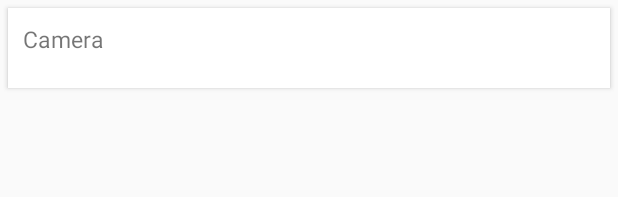
After one commit to mustafaozhan/SimplePhotoGallery, an Android app: the layout items.xml on its own in the app's theme, with its tools: preview values and no code run, on a phone screen of 412 x 824 dp. The commit adds this screen. Shown: the top 197 px of the screen. Run offline under Robolectric (Android 15) with nearby library versions, the phone set to English and light mode, and no system bars.

Commit message:
menu icon added and actionbar text fixed

```diff
--- a/app/build.gradle
+++ b/app/build.gradle
@@ -32,4 +32,5 @@ dependencies {
     androidTestImplementation 'com.android.support.test.espresso:espresso-core:3.0.1'
     implementation 'com.android.support:recyclerview-v7:26.1.0'
     implementation 'com.android.support:design:26.1.0'
+    implementation 'com.android.support:cardview-v7:26.1.0'
 }
--- a/app/src/main/java/mustafaozhan/github/com/simplephotogallery/ui/MainActivity.kt
+++ b/app/src/main/java/mustafaozhan/github/com/simplephotogallery/ui/MainActivity.kt
@@ -23,7 +23,7 @@ class MainActivity : AppCompatActivity() {
         setSupportActionBar(mToolbar)
 
         supportActionBar!!.setDisplayHomeAsUpEnabled(true)
-        supportActionBar!!.setHomeAsUpIndicator(resources.getDrawable(R.drawable.ic_launcher_foreground))
+        supportActionBar!!.setHomeAsUpIndicator(resources.getDrawable(R.drawable.menu))
 
 
         val extra = intent.extras
@@ -34,7 +34,7 @@ class MainActivity : AppCompatActivity() {
 
         setListeners()
 
-        supportActionBar!!.title = "Folders"
+
 
 
     }
@@ -58,11 +58,13 @@ class MainActivity : AppCompatActivity() {
             }
 
             override fun onDrawerClosed(drawerView: View?) {
-                supportActionBar!!.setHomeAsUpIndicator(resources.getDrawable(R.drawable.ic_launcher_foreground))
+                supportActionBar!!.setHomeAsUpIndicator(resources.getDrawable(R.drawable.menu))
+                supportActionBar!!.title = resources.getString(R.string.app_name)
             }
 
             override fun onDrawerOpened(drawerView: View?) {
                 supportActionBar!!.setHomeAsUpIndicator(resources.getDrawable(R.drawable.abc_ic_ab_back_material))
+                supportActionBar!!.title = "Folders"
             }
 
         })
--- /dev/null
+++ b/app/src/main/res/layout-v21/items.xml
@@ -0,0 +1,55 @@
+<LinearLayout xmlns:android="http://schemas.android.com/apk/res/android"
+    xmlns:card_view="http://schemas.android.com/apk/res-auto"
+    android:layout_width="match_parent"
+    android:layout_height="wrap_content">
+
+    <android.support.v7.widget.CardView
+        android:id="@+id/card_view"
+        android:layout_width="wrap_content"
+        android:layout_height="wrap_content"
+        android:layout_gravity="center"
+        android:layout_margin="5dp"
+        android:elevation="3dp"
+        card_view:cardCornerRadius="0dp">
+
+        <RelativeLayout
+            android:layout_width="wrap_content"
+            android:layout_height="match_parent"
+            android:background="?attr/selectableItemBackgroundBorderless">
+
+            <ImageView
+                android:id="@+id/thumbnail"
+                android:layout_width="match_parent"
+                android:scaleType="centerCrop"
+                android:layout_height="wrap_content" />
+
+            <TextView
+                android:id="@+id/title"
+                android:layout_width="wrap_content"
+                android:layout_height="wrap_content"
+                android:layout_below="@id/thumbnail"
+                android:paddingLeft="10dp"
+                android:paddingRight="10dp"
+                android:paddingTop="10dp"
+                android:text="Camera"
+                android:textSize="15sp" />
+
+            <RelativeLayout
+                android:layout_width="wrap_content"
+                android:layout_height="wrap_content"
+                android:layout_below="@id/title">
+
+                <TextView
+                    android:id="@+id/photoCount"
+                    android:layout_width="wrap_content"
+                    android:layout_height="wrap_content"
+                    android:paddingBottom="5dp"
+                    android:paddingLeft="10dp"
+                    android:paddingRight="6dp"
+                    android:textSize="12sp"
+                    android:paddingStart="10dp"
+                    android:paddingEnd="6dp" />
+            </RelativeLayout>
+        </RelativeLayout>
+    </android.support.v7.widget.CardView>
+</LinearLayout>
--- a/app/src/main/res/layout/activity_main.xml
+++ b/app/src/main/res/layout/activity_main.xml
@@ -9,6 +9,7 @@
 
     <android.support.v7.widget.Toolbar
         android:id="@+id/mToolbar"
+        app:titleTextColor="@color/white"
         android:layout_width="0dp"
         android:layout_height="wrap_content"
         android:background="?attr/colorPrimary"
--- /dev/null
+++ b/app/src/main/res/layout/items.xml
@@ -0,0 +1,54 @@
+<LinearLayout xmlns:android="http://schemas.android.com/apk/res/android"
+    xmlns:card_view="http://schemas.android.com/apk/res-auto"
+    android:layout_width="match_parent"
+    android:layout_height="wrap_content">
+
+    <android.support.v7.widget.CardView
+        android:id="@+id/card_view"
+        android:layout_width="wrap_content"
+        android:layout_height="wrap_content"
+        android:layout_gravity="center"
+        android:layout_margin="5dp"
+        card_view:cardCornerRadius="0dp">
+
+        <RelativeLayout
+            android:layout_width="wrap_content"
+            android:layout_height="match_parent"
+            android:background="?attr/selectableItemBackgroundBorderless">
+
+            <ImageView
+                android:id="@+id/thumbnail"
+                android:layout_width="match_parent"
+                android:scaleType="centerCrop"
+                android:layout_height="wrap_content" />
+
+            <TextView
+                android:id="@+id/title"
+                android:layout_width="wrap_content"
+                android:layout_height="wrap_content"
+                android:layout_below="@id/thumbnail"
+                android:paddingLeft="10dp"
+                android:paddingRight="10dp"
+                android:paddingTop="10dp"
+                android:text="Camera"
+                android:textSize="15sp" />
+
+            <RelativeLayout
+                android:layout_width="wrap_content"
+                android:layout_height="wrap_content"
+                android:layout_below="@id/title">
+
+                <TextView
+                    android:id="@+id/photoCount"
+                    android:layout_width="wrap_content"
+                    android:layout_height="wrap_content"
+                    android:paddingBottom="5dp"
+                    android:paddingLeft="10dp"
+                    android:paddingRight="6dp"
+                    android:textSize="12sp"
+                    android:paddingStart="10dp"
+                    android:paddingEnd="6dp" />
+            </RelativeLayout>
+        </RelativeLayout>
+    </android.support.v7.widget.CardView>
+</LinearLayout>
```
Also changed, not shown: app/src/main/res/drawable/menu.png (added).
